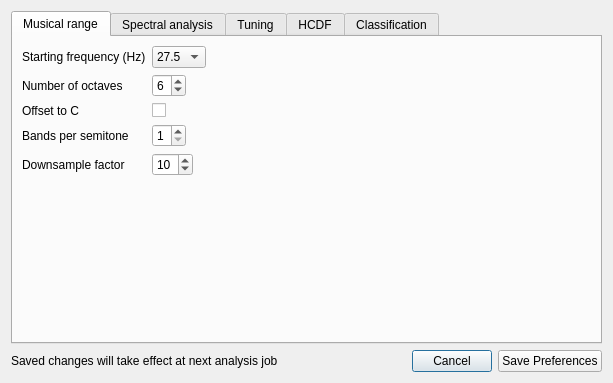
ibsh/is_KeyFinder, file prefsdialog.ui: the form before one commit.
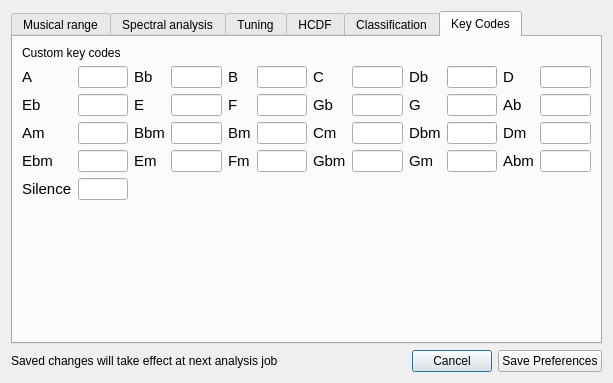
The form after the commit. The open tabs and pages were chosen to show the change.

The edit to the form file:
```diff
--- a/prefsdialog.ui
+++ b/prefsdialog.ui
@@ -1358,6 +1358,512 @@
        </item>
       </layout>
      </widget>
+     <widget class="QWidget" name="tab5keycodes">
+      <attribute name="title">
+       <string>Key Codes</string>
+      </attribute>
+      <layout class="QVBoxLayout" name="verticalLayout_3">
+       <item>
+        <widget class="QLabel" name="lbl_keyCodes">
+         <property name="text">
+          <string>Custom key codes</string>
+         </property>
+        </widget>
+       </item>
+       <item>
+        <layout class="QGridLayout" name="gridLayout">
+         <item row="0" column="0">
+          <widget class="QLabel" name="lbl_majKey0">
+           <property name="font">
+            <font>
+             <pointsize>11</pointsize>
+            </font>
+           </property>
+           <property name="text">
+            <string>A</string>
+           </property>
+          </widget>
+         </item>
+         <item row="0" column="1">
+          <widget class="QLineEdit" name="majKey0">
+           <property name="maxLength">
+            <number>10</number>
+           </property>
+          </widget>
+         </item>
+         <item row="0" column="2">
+          <widget class="QLabel" name="lbl_majKey1">
+           <property name="font">
+            <font>
+             <pointsize>11</pointsize>
+            </font>
+           </property>
+           <property name="text">
+            <string>Bb</string>
+           </property>
+          </widget>
+         </item>
+         <item row="0" column="3">
+          <widget class="QLineEdit" name="majKey1">
+           <property name="maxLength">
+            <number>10</number>
+           </property>
+          </widget>
+         </item>
+         <item row="0" column="4">
+          <widget class="QLabel" name="lbl_majKey2">
+           <property name="font">
+            <font>
+             <pointsize>11</pointsize>
+            </font>
+           </property>
+           <property name="text">
+            <string>B</string>
+           </property>
+          </widget>
+         </item>
+         <item row="0" column="5">
+          <widget class="QLineEdit" name="majKey2">
+           <property name="maxLength">
+            <number>10</number>
+           </property>
+          </widget>
+         </item>
+         <item row="0" column="6">
+          <widget class="QLabel" name="lbl_majKey3">
+           <property name="font">
+            <font>
+             <pointsize>11</pointsize>
+            </font>
+           </property>
+           <property name="text">
+            <string>C</string>
+           </property>
+          </widget>
+         </item>
+         <item row="0" column="7">
+          <widget class="QLineEdit" name="majKey3">
+           <property name="maxLength">
+            <number>10</number>
+           </property>
+          </widget>
+         </item>
+         <item row="0" column="8">
+          <widget class="QLabel" name="lbl_majKey4">
+           <property name="font">
+            <font>
+             <pointsize>11</pointsize>
+            </font>
+           </property>
+           <property name="text">
+            <string>Db</string>
+           </property>
+          </widget>
+         </item>
+         <item row="0" column="9">
+          <widget class="QLineEdit" name="majKey4">
+           <property name="maxLength">
+            <number>10</number>
+           </property>
+          </widget>
+         </item>
+         <item row="0" column="10">
+          <widget class="QLabel" name="lbl_majKey5">
+           <property name="font">
+            <font>
+             <pointsize>11</pointsize>
+            </font>
+           </property>
+           <property name="text">
+            <string>D</string>
+           </property>
+          </widget>
+         </item>
+         <item row="0" column="11">
+          <widget class="QLineEdit" name="majKey5">
+           <property name="maxLength">
+            <number>10</number>
+           </property>
+          </widget>
+         </item>
+         <item row="1" column="3">
+          <widget class="QLineEdit" name="majKey7">
+           <property name="maxLength">
+            <number>10</number>
+           </property>
+          </widget>
+         </item>
+         <item row="1" column="2">
+          <widget class="QLabel" name="lbl_majKey7">
+           <property name="font">
+            <font>
+             <pointsize>11</pointsize>
+            </font>
+           </property>
+           <property name="text">
+            <string>E</string>
+           </property>
+          </widget>
+         </item>
+         <item row="1" column="1">
+          <widget class="QLineEdit" name="majKey6">
+           <property name="maxLength">
+            <number>10</number>
+           </property>
+          </widget>
+         </item>
+         <item row="1" column="0">
+          <widget class="QLabel" name="lbl_majKey6">
+           <property name="font">
+            <font>
+             <pointsize>11</pointsize>
+            </font>
+           </property>
+           <property name="text">
+            <string>Eb</string>
+           </property>
+          </widget>
+         </item>
+         <item row="1" column="4">
+          <widget class="QLabel" name="lbl_majKey8">
+           <property name="font">
+            <font>
+             <pointsize>11</pointsize>
+            </font>
+           </property>
+           <property name="text">
+            <string>F</string>
+           </property>
+          </widget>
+         </item>
+         <item row="1" column="5">
+          <widget class="QLineEdit" name="majKey8">
+           <property name="maxLength">
+            <number>10</number>
+           </property>
+          </widget>
+         </item>
+         <item row="1" column="7">
+          <widget class="QLineEdit" name="majKey9">
+           <property name="maxLength">
+            <number>10</number>
+           </property>
+          </widget>
+         </item>
+         <item row="1" column="6">
+          <widget class="QLabel" name="lbl_majKey9">
+           <property name="font">
+            <font>
+             <pointsize>11</pointsize>
+            </font>
+           </property>
+           <property name="text">
+            <string>Gb</string>
+           </property>
+          </widget>
+         </item>
+         <item row="1" column="9">
+          <widget class="QLineEdit" name="majKey10">
+           <property name="maxLength">
+            <number>10</number>
+           </property>
+          </widget>
+         </item>
+         <item row="1" column="8">
+          <widget class="QLabel" name="lbl_majKey10">
+           <property name="font">
+            <font>
+             <pointsize>11</pointsize>
+            </font>
+           </property>
+           <property name="text">
+            <string>G</string>
+           </property>
+          </widget>
+         </item>
+         <item row="1" column="11">
+          <widget class="QLineEdit" name="majKey11">
+           <property name="maxLength">
+            <number>10</number>
+           </property>
+          </widget>
+         </item>
+         <item row="1" column="10">
+          <widget class="QLabel" name="lbl_majKey11">
+           <property name="font">
+            <font>
+             <pointsize>11</pointsize>
+            </font>
+           </property>
+           <property name="text">
+            <string>Ab</string>
+           </property>
+          </widget>
+         </item>
+         <item row="2" column="0">
+          <widget class="QLabel" name="lbl_minKey0">
+           <property name="font">
+            <font>
+             <pointsize>11</pointsize>
+            </font>
+           </property>
+           <property name="text">
+            <string>Am</string>
+           </property>
+          </widget>
+         </item>
+         <item row="2" column="2">
+          <widget class="QLabel" name="lbl_minKey1">
+           <property name="font">
+            <font>
+             <pointsize>11</pointsize>
+            </font>
+           </property>
+           <property name="text">
+            <string>Bbm</string>
+           </property>
+          </widget>
+         </item>
+         <item row="2" column="4">
+          <widget class="QLabel" name="lbl_minKey2">
+           <property name="font">
+            <font>
+             <pointsize>11</pointsize>
+            </font>
+           </property>
+           <property name="text">
+            <string>Bm</string>
+           </property>
+          </widget>
+         </item>
+         <item row="2" column="6">
+          <widget class="QLabel" name="lbl_minKey3">
+           <property name="font">
+            <font>
+             <pointsize>11</pointsize>
+            </font>
+           </property>
+           <property name="text">
+            <string>Cm</string>
+           </property>
+          </widget>
+         </item>
+         <item row="2" column="8">
+          <widget class="QLabel" name="lbl_minKey4">
+           <property name="font">
+            <font>
+             <pointsize>11</pointsize>
+            </font>
+           </property>
+           <property name="text">
+            <string>Dbm</string>
+           </property>
+          </widget>
+         </item>
+         <item row="2" column="10">
+          <widget class="QLabel" name="lbl_minKey5">
+           <property name="font">
+            <font>
+             <pointsize>11</pointsize>
+            </font>
+           </property>
+           <property name="text">
+            <string>Dm</string>
+           </property>
+          </widget>
+         </item>
+         <item row="3" column="0">
+          <widget class="QLabel" name="lbl_minKey6">
+           <property name="font">
+            <font>
+             <pointsize>11</pointsize>
+            </font>
+           </property>
+           <property name="text">
+            <string>Ebm</string>
+           </property>
+          </widget>
+         </item>
+         <item row="3" column="2">
+          <widget class="QLabel" name="lbl_minKey7">
+           <property name="font">
+            <font>
+             <pointsize>11</pointsize>
+            </font>
+           </property>
+           <property name="text">
+            <string>Em</string>
+           </property>
+          </widget>
+         </item>
+         <item row="3" column="4">
+          <widget class="QLabel" name="lbl_minKey8">
+           <property name="font">
+            <font>
+             <pointsize>11</pointsize>
+            </font>
+           </property>
+           <property name="text">
+            <string>Fm</string>
+           </property>
+          </widget>
+         </item>
+         <item row="3" column="6">
+          <widget class="QLabel" name="lbl_minKey9">
+           <property name="font">
+            <font>
+             <pointsize>11</pointsize>
+            </font>
+           </property>
+           <property name="text">
+            <string>Gbm</string>
+           </property>
+          </widget>
+         </item>
+         <item row="3" column="8">
+          <widget class="QLabel" name="lbl_minKey10">
+           <property name="font">
+            <font>
+             <pointsize>11</pointsize>
+            </font>
+           </property>
+           <property name="text">
+            <string>Gm</string>
+           </property>
+          </widget>
+         </item>
+         <item row="3" column="10">
+          <widget class="QLabel" name="lbl_minKey11">
+           <property name="font">
+            <font>
+             <pointsize>11</pointsize>
+            </font>
+           </property>
+           <property name="text">
+            <string>Abm</string>
+           </property>
+          </widget>
+         </item>
+         <item row="2" column="1">
+          <widget class="QLineEdit" name="minKey0">
+           <property name="maxLength">
+            <number>10</number>
+           </property>
+          </widget>
+         </item>
+         <item row="2" column="3">
+          <widget class="QLineEdit" name="minKey1">
+           <property name="maxLength">
+            <number>10</number>
+           </property>
+          </widget>
+         </item>
+         <item row="2" column="5">
+          <widget class="QLineEdit" name="minKey2">
+           <property name="maxLength">
+            <number>10</number>
+           </property>
+          </widget>
+         </item>
+         <item row="2" column="7">
+          <widget class="QLineEdit" name="minKey3">
+           <property name="maxLength">
+            <number>10</number>
+           </property>
+          </widget>
+         </item>
+         <item row="2" column="9">
+          <widget class="QLineEdit" name="minKey4">
+           <property name="maxLength">
+            <number>10</number>
+           </property>
+          </widget>
+         </item>
+         <item row="2" column="11">
+          <widget class="QLineEdit" name="minKey5">
+           <property name="maxLength">
+            <number>10</number>
+           </property>
+          </widget>
+         </item>
+         <item row="3" column="1">
+          <widget class="QLineEdit" name="minKey6">
+           <property name="maxLength">
+            <number>10</number>
+           </property>
+          </widget>
+         </item>
+         <item row="3" column="3">
+          <widget class="QLineEdit" name="minKey7">
+           <property name="maxLength">
+            <number>10</number>
+           </property>
+          </widget>
+         </item>
+         <item row="3" column="5">
+          <widget class="QLineEdit" name="minKey8">
+           <property name="maxLength">
+            <number>10</number>
+           </property>
+          </widget>
+         </item>
+         <item row="3" column="7">
+          <widget class="QLineEdit" name="minKey9">
+           <property name="maxLength">
+            <number>10</number>
+           </property>
+          </widget>
+         </item>
+         <item row="3" column="9">
+          <widget class="QLineEdit" name="minKey10">
+           <property name="maxLength">
+            <number>10</number>
+           </property>
+          </widget>
+         </item>
+         <item row="3" column="11">
+          <widget class="QLineEdit" name="minKey11">
+           <property name="maxLength">
+            <number>10</number>
+           </property>
+          </widget>
+         </item>
+         <item row="4" column="0">
+          <widget class="QLabel" name="lbl_silence">
+           <property name="font">
+            <font>
+             <pointsize>11</pointsize>
+            </font>
+           </property>
+           <property name="text">
+            <string>Silence</string>
+           </property>
+          </widget>
+         </item>
+         <item row="4" column="1">
+          <widget class="QLineEdit" name="silence">
+           <property name="maxLength">
+            <number>10</number>
+           </property>
+          </widget>
+         </item>
+        </layout>
+       </item>
+       <item>
+        <spacer name="verticalSpacer">
+         <property name="orientation">
+          <enum>Qt::Vertical</enum>
+         </property>
+         <property name="sizeHint" stdset="0">
+          <size>
+           <width>20</width>
+           <height>40</height>
+          </size>
+         </property>
+        </spacer>
+       </item>
+      </layout>
+     </widget>
     </widget>
    </item>
    <item>
```
Left out of the diff: 160 changed lines with no effect on the pictures.
